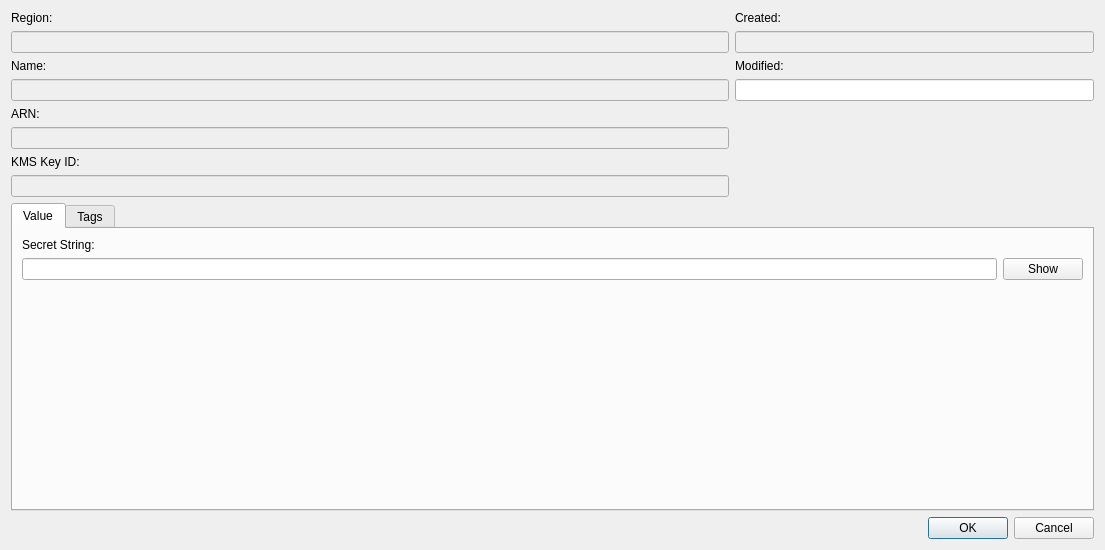
First picture: the form in src/modules/ssm/SSMParameterDialog.ui, repository jensvogt/awsmock-qt-ui, before the edit.
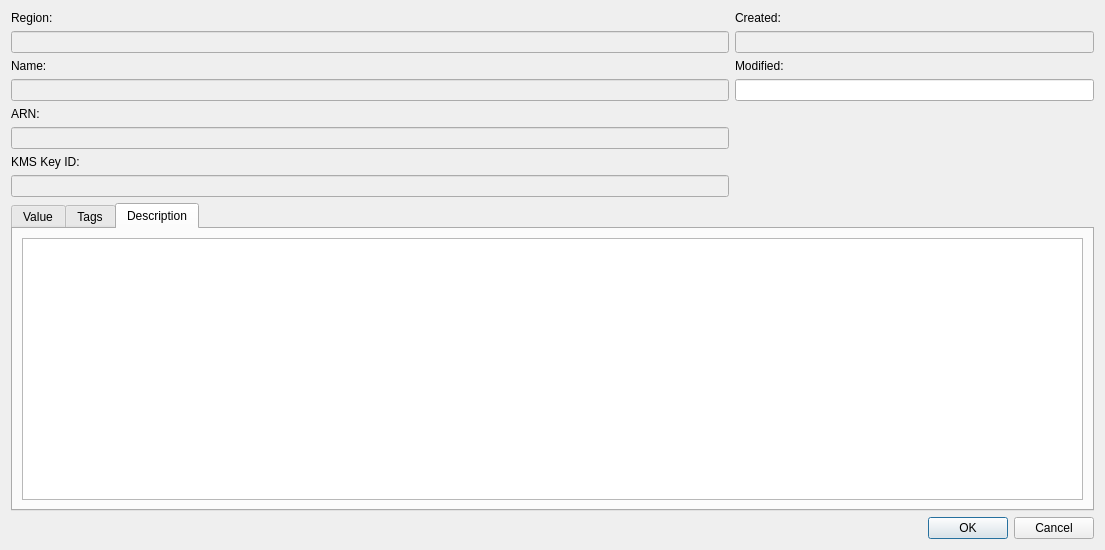
Second picture: the form after the edit.

Commit message: chore: add SSM parameter list

```diff
--- a/src/modules/ssm/SSMParameterDialog.ui
+++ b/src/modules/ssm/SSMParameterDialog.ui
@@ -101,7 +101,7 @@
    <item>
     <widget class="QTabWidget" name="tabWidget">
      <property name="currentIndex">
-      <number>0</number>
+      <number>2</number>
      </property>
      <widget class="QWidget" name="valueTab">
       <attribute name="title">
@@ -177,7 +177,17 @@
         </layout>
        </item>
        <item>
-        <widget class="QTableView" name="tableView"/>
+        <widget class="QTableView" name="tagsTableView"/>
+       </item>
+      </layout>
+     </widget>
+     <widget class="QWidget" name="tab">
+      <attribute name="title">
+       <string>Description</string>
+      </attribute>
+      <layout class="QVBoxLayout" name="verticalLayout_4">
+       <item>
+        <widget class="QTextEdit" name="descriptionEdit"/>
        </item>
       </layout>
      </widget>
```
Left out of the diff: 2 changed lines with no effect on the pictures. The commit also changes 4 other files.
